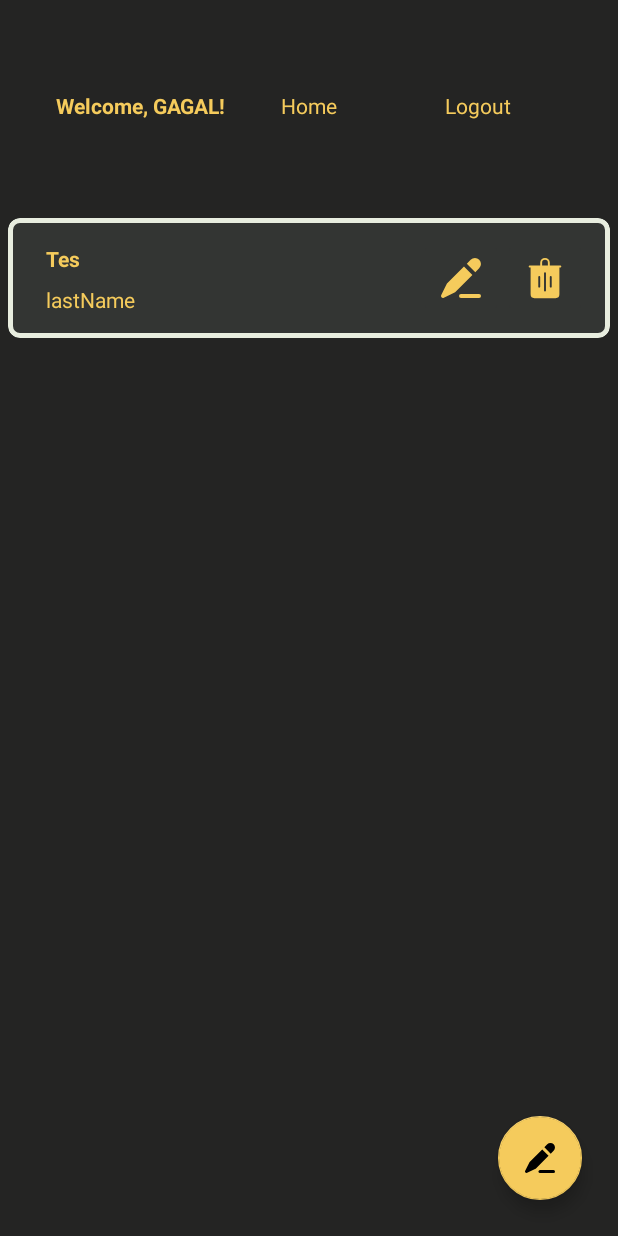
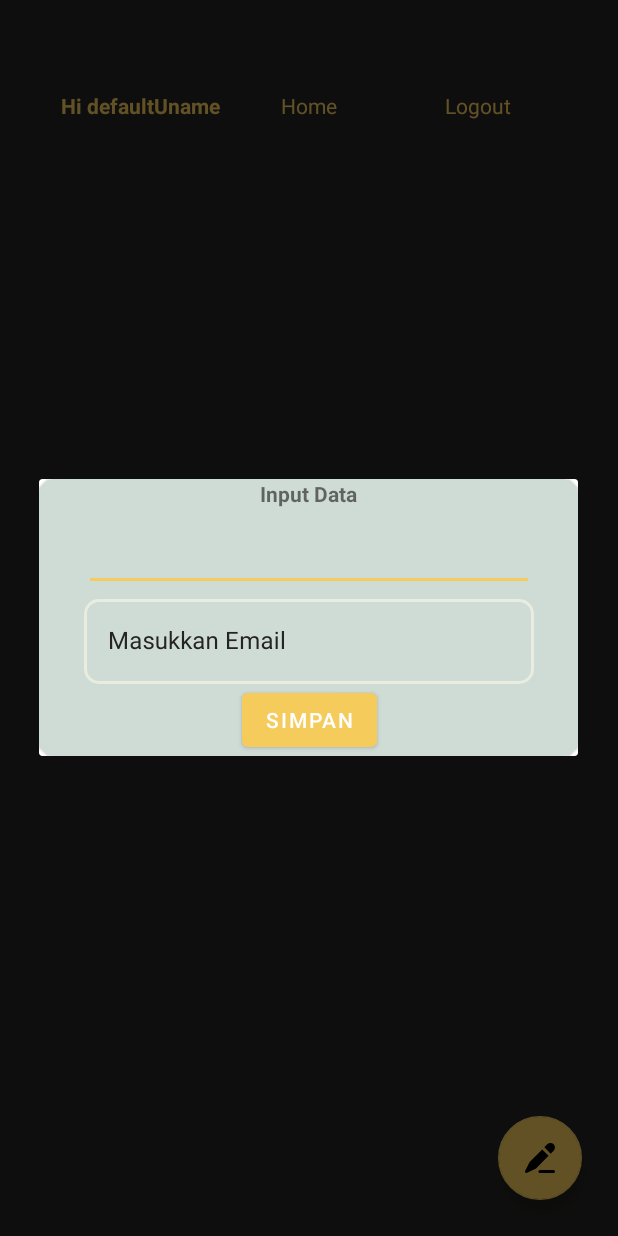
Before and after one commit to aabdullah33/RV_Binar, an Android app: the HomeActivity screen opened directly, with no data from a screen before it, after a tap on an icon or button, on a phone screen of 412 x 824 dp. Run offline under Robolectric (Android 15) with nearby library versions, the phone set to English and light mode, and no system bars; our stand-ins replace Room's generated code.

Commit message:
Add insert function using Dialog

```diff
--- a/app/src/main/java/com/binar/rv_binar/HomeActivity.kt
+++ b/app/src/main/java/com/binar/rv_binar/HomeActivity.kt
@@ -22,8 +22,8 @@ class HomeActivity : AppCompatActivity() {
 
         val uname = sharedPreferences.getString("uname", "defaultUname")
 
-        binding.tes.text = "Hi $uname"
-        binding.tes3.setOnClickListener {
+        binding.txtWelcome.text = "Hi $uname"
+        binding.txtLogout.setOnClickListener {
             val editor: SharedPreferences.Editor = sharedPreferences.edit()
             editor.remove("login").apply()
             val intent = Intent(this, MainActivity::class.java)
--- /dev/null
+++ b/app/src/main/java/com/binar/rv_binar/fragment/DialogInputFragment.kt
@@ -0,0 +1,36 @@
+package com.binar.rv_binar.fragment
+
+import android.app.Dialog
+import android.os.Bundle
+import androidx.appcompat.app.AlertDialog
+import androidx.appcompat.app.AppCompatDialogFragment
+import androidx.navigation.fragment.findNavController
+import com.binar.rv_binar.data.Note
+import com.binar.rv_binar.databinding.FragmentDialogInputBinding
+
+class DialogInputFragment : AppCompatDialogFragment() {
+
+    private var _binding: FragmentDialogInputBinding? = null
+    private val binding get() = _binding!!
+
+    override fun onCreateDialog(savedInstanceState: Bundle?): Dialog {
+        return activity?.run {
+            _binding = FragmentDialogInputBinding.inflate(layoutInflater).apply {
+                btnInput.setOnClickListener {
+                    val judul = edtJudul.text.toString()
+                    val note = edtNote.text.toString()
+                    val addNote = Note(0, judul, note)
+                    findNavController().previousBackStackEntry?.savedStateHandle?.set("key", addNote)
+                }
+            }
+            AlertDialog.Builder(this).apply {
+                setView(binding.root)
+            }.create()
+        } ?: throw IllegalStateException("Activity cannot be null")
+    }
+
+    override fun onDestroyView() {
+        super.onDestroyView()
+        _binding = null
+    }
+}
--- a/app/src/main/java/com/binar/rv_binar/list/ListFragment.kt
+++ b/app/src/main/java/com/binar/rv_binar/list/ListFragment.kt
@@ -1,13 +1,16 @@
 package com.binar.rv_binar.list
 
+import android.icu.text.IDNA
 import android.os.Bundle
 import android.view.*
 import android.widget.Toast
 import androidx.fragment.app.Fragment
 import androidx.lifecycle.Observer
 import androidx.lifecycle.ViewModelProvider
+import androidx.navigation.fragment.findNavController
 import androidx.recyclerview.widget.LinearLayoutManager
 import com.binar.rv_binar.NoteAdapter
+import com.binar.rv_binar.R
 import com.binar.rv_binar.data.Note
 import com.binar.rv_binar.databinding.FragmentListBinding
 import com.binar.rv_binar.viewmodel.NoteViewModel
@@ -38,17 +41,24 @@ class ListFragment : Fragment() {
         })
 
         binding.floatingActionButton.setOnClickListener {
-            insertDataToDatabase()
+            findNavController().navigate(R.id.action_listFragment_to_dialogFragment)
         }
+
+        findNavController().currentBackStackEntry?.savedStateHandle?.getLiveData<Note>("key")
+            ?.observe(viewLifecycleOwner) { result ->
+                val judul = result.judul
+                val note = result.note
+                insertDataToDatabase(judul,note)
+            }
 
         return binding.root
     }
 
-    private fun insertDataToDatabase() {
+    private fun insertDataToDatabase(judul : String, note : String) {
         val user = Note(
             0,
-            "Tes",
-            "lastName",
+            judul,
+            note,
         )
         mUserViewModel.insertNote(user)
         Toast.makeText(requireContext(), "Successfully added!", Toast.LENGTH_LONG).show()
--- a/app/src/main/res/layout/activity_home.xml
+++ b/app/src/main/res/layout/activity_home.xml
@@ -43,13 +43,14 @@
 
     <androidx.fragment.app.FragmentContainerView
         android:id="@+id/rvContainer"
-        android:name="com.binar.rv_binar.list.ListFragment"
+        android:name="androidx.navigation.fragment.NavHostFragment"
         android:layout_width="match_parent"
         android:layout_height="match_parent"
         android:layout_marginTop="140dp"
         app:layout_constraintBottom_toBottomOf="parent"
         app:layout_constraintEnd_toEndOf="parent"
         app:layout_constraintHorizontal_bias="0.0"
-        app:layout_constraintStart_toStartOf="parent" />
+        app:layout_constraintStart_toStartOf="parent"
+        app:navGraph="@navigation/dialog_nav" />
 
 </androidx.constraintlayout.widget.ConstraintLayout>
--- a/app/src/main/res/layout/fragment_dialog.xml
+++ b/app/src/main/res/layout/fragment_dialog_edit.xml
@@ -6,7 +6,7 @@
     android:layout_height="match_parent"
     android:backgroundTint="@color/darker_beige"
     android:padding="8dp"
-    tools:context=".fragment.DialogFragment">
+    tools:context=".fragment.DialogEditFragment">
 
     <androidx.constraintlayout.widget.ConstraintLayout
         android:layout_width="match_parent"
@@ -16,7 +16,7 @@
             android:id="@+id/textView2"
             android:layout_width="wrap_content"
             android:layout_height="wrap_content"
-            android:text="Input Data"
+            android:text="EditData"
             android:textStyle="bold"
             app:layout_constraintEnd_toEndOf="parent"
             app:layout_constraintStart_toStartOf="parent"
--- /dev/null
+++ b/app/src/main/res/layout/fragment_dialog_input.xml
@@ -0,0 +1,71 @@
+<?xml version="1.0" encoding="utf-8"?>
+<com.google.android.material.card.MaterialCardView xmlns:android="http://schemas.android.com/apk/res/android"
+    xmlns:app="http://schemas.android.com/apk/res-auto"
+    xmlns:tools="http://schemas.android.com/tools"
+    android:layout_width="match_parent"
+    android:layout_height="match_parent"
+    android:backgroundTint="@color/darker_beige"
+    android:padding="8dp"
+    app:cardCornerRadius="10dp"
+    tools:context=".fragment.DialogInputFragment">
+
+    <androidx.constraintlayout.widget.ConstraintLayout
+        android:layout_width="match_parent"
+        android:layout_height="match_parent">
+
+        <TextView
+            android:id="@+id/textView2"
+            android:layout_width="wrap_content"
+            android:layout_height="wrap_content"
+            android:text="Input Data"
+            android:textStyle="bold"
+            app:layout_constraintEnd_toEndOf="parent"
+            app:layout_constraintStart_toStartOf="parent"
+            app:layout_constraintTop_toTopOf="parent" />
+
+        <com.google.android.material.textfield.TextInputEditText
+            android:id="@+id/edt_judul"
+            android:layout_width="300dp"
+            android:layout_height="wrap_content"
+            android:layout_marginTop="10dp"
+            app:layout_constraintEnd_toEndOf="@+id/textView2"
+            app:layout_constraintStart_toStartOf="@+id/textView2"
+            app:layout_constraintTop_toBottomOf="@+id/textView2" />
+
+        <com.google.android.material.textfield.TextInputLayout
+            android:id="@+id/outlinedTextField"
+            style="@style/Widget.MaterialComponents.TextInputLayout.OutlinedBox"
+            android:layout_width="300dp"
+            android:layout_height="wrap_content"
+            android:hint="Masukkan Email"
+            android:textColorHint="@color/dark"
+            app:boxCornerRadiusBottomEnd="10dp"
+            app:boxCornerRadiusBottomStart="10dp"
+            app:boxCornerRadiusTopEnd="10dp"
+            app:boxCornerRadiusTopStart="10dp"
+            app:boxStrokeColor="@color/dark"
+            app:boxStrokeWidth="2dp"
+            app:layout_constraintEnd_toEndOf="@+id/edt_judul"
+            app:layout_constraintStart_toStartOf="@+id/edt_judul"
+            app:layout_constraintTop_toBottomOf="@+id/edt_judul">
+
+            <com.google.android.material.textfield.TextInputEditText
+                android:id="@+id/edt_note"
+                android:layout_width="match_parent"
+                android:layout_height="wrap_content"
+                android:inputType="textEmailAddress"
+                android:textColor="@color/dark" />
+
+        </com.google.android.material.textfield.TextInputLayout>
+
+        <com.google.android.material.button.MaterialButton
+            android:id="@+id/btn_input"
+            android:layout_width="wrap_content"
+            android:layout_height="wrap_content"
+            android:text="SIMPAN"
+            app:layout_constraintEnd_toEndOf="@+id/outlinedTextField"
+            app:layout_constraintStart_toStartOf="@+id/outlinedTextField"
+            app:layout_constraintTop_toBottomOf="@+id/outlinedTextField" />
+
+    </androidx.constraintlayout.widget.ConstraintLayout>
+</com.google.android.material.card.MaterialCardView>
--- /dev/null
+++ b/app/src/main/res/navigation/dialog_nav.xml
@@ -0,0 +1,38 @@
+<?xml version="1.0" encoding="utf-8"?>
+<navigation xmlns:android="http://schemas.android.com/apk/res/android"
+    xmlns:app="http://schemas.android.com/apk/res-auto"
+    xmlns:tools="http://schemas.android.com/tools"
+    android:id="@+id/dialog_nav"
+    app:startDestination="@id/listFragment">
+
+    <fragment
+        android:id="@+id/listFragment"
+        android:name="com.binar.rv_binar.list.ListFragment"
+        android:label="fragment_list"
+        tools:layout="@layout/fragment_list" >
+        <action
+            android:id="@+id/action_listFragment_to_dialogFragment"
+            app:destination="@id/dialogFragment" />
+        <action
+            android:id="@+id/action_listFragment_to_dialogEditFragment"
+            app:destination="@id/dialogEditFragment" />
+    </fragment>
+    <dialog
+        android:id="@+id/dialogFragment"
+        android:name="com.binar.rv_binar.fragment.DialogInputFragment"
+        android:label="fragment_dialog"
+        tools:layout="@layout/fragment_dialog_input" >
+        <action
+            android:id="@+id/action_dialogFragment_to_listFragment"
+            app:destination="@id/listFragment" />
+    </dialog>
+    <dialog
+        android:id="@+id/dialogEditFragment"
+        android:name="com.binar.rv_binar.fragment.DialogEditFragment"
+        android:label="fragment_dialog_edit"
+        tools:layout="@layout/fragment_dialog_edit" >
+        <action
+            android:id="@+id/action_dialogEditFragment_to_listFragment"
+            app:destination="@id/listFragment" />
+    </dialog>
+</navigation>
```
Also changed, not shown: app/src/main/java/com/binar/rv_binar/fragment/DialogEditFragment.kt (added, +36 -0 lines), app/src/main/java/com/binar/rv_binar/fragment/DialogFragment.kt (deleted, +0 -48 lines).
